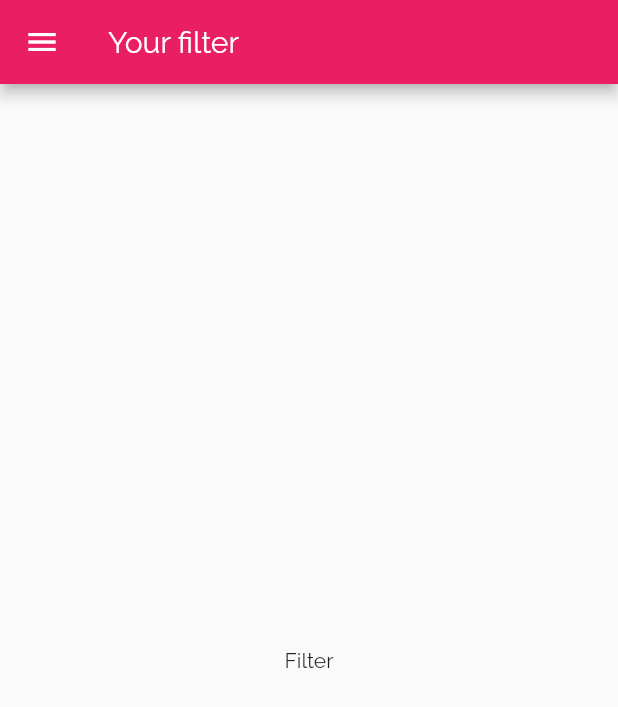
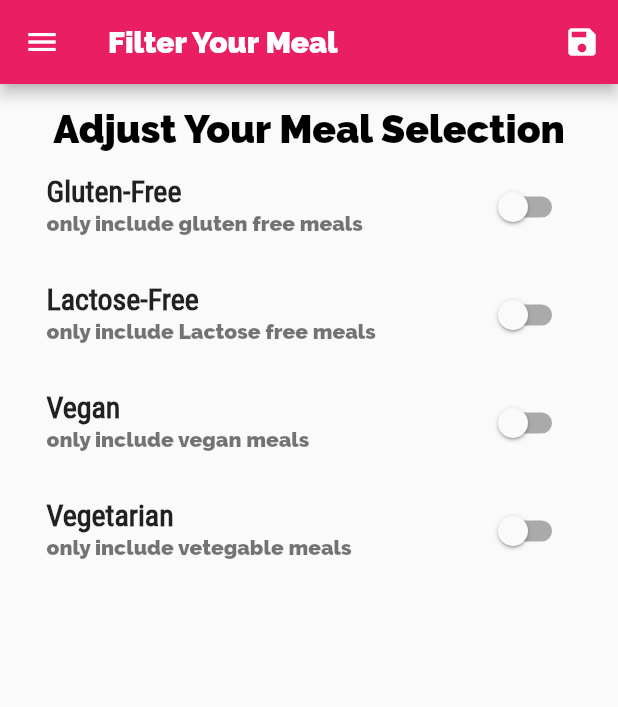
Before and after one commit to dimeprog/SweetMeal, a Flutter app: the FilterScreen screen opened by its route, on a phone screen of 412 x 824 dp. Shown: the top 707 px of the screen. Run offline on Flutter 3.47's test engine with Material 2 defaults, Android fonts, the phone set to English and light mode, and no system bars.

Commit message:
filter Screen completed with a switches working  and i also implemented filter logic

```diff
--- a/sweetmeal/lib/main.dart
+++ b/sweetmeal/lib/main.dart
@@ -1,4 +1,7 @@
+import 'package:flutter/foundation.dart';
 import 'package:flutter/material.dart';
+import 'package:sweetmeal/models/meal.dart';
+import './models/dummy_data.dart';
 import './screens/filter_screen.dart';
 import 'package:sweetmeal/screens/tabs_screen.dart';
 import './screens/category_meal_screen.dart';
@@ -7,13 +10,48 @@ import './screens/meal_detail_screen.dart';
 import './screens/categories_screen.dart';
 
 void main() {
-  runApp(const MyApp());
+  runApp(MyApp());
 }
 
-class MyApp extends StatelessWidget {
-  const MyApp({Key? key}) : super(key: key);
+class MyApp extends StatefulWidget {
+  @override
+  State<MyApp> createState() => _MyAppState();
+}
 
+class _MyAppState extends State<MyApp> {
   // This widget is the root of your application.
+
+  List<Meal> _availableMeals = DUMMY_MEALS;
+  // making filters
+  Map _filters = {
+    'gluten': false,
+    'Lactose': false,
+    'vegan': false,
+    'vegetarian': false,
+  };
+
+  void _setFilter(Map _filterData) {
+    setState(() {
+      _filters = _filterData;
+
+      _availableMeals = DUMMY_MEALS.where((meal) {
+        if (_filters['gluten'] && !meal.isGlutenFree) {
+          return false;
+        }
+        if (_filters['Lactose'] && !meal.isLactoseFree) {
+          return false;
+        }
+        if (_filters['vegan'] && !meal.isVegan) {
+          return false;
+        }
+        if (_filters['vegetarian'] && !meal.isVegetarian) {
+          return false;
+        }
+        return true;
+      }).toList();
+    });
+  }
+
   @override
   Widget build(BuildContext context) {
     return MaterialApp(
@@ -50,9 +88,10 @@ class MyApp extends StatelessWidget {
       // home: CatagoriesScreen(),
       routes: {
         '/': (context) => TabsScreen(),
-        CategoryMealScreen.routeName: (context) => CategoryMealScreen(),
+        CategoryMealScreen.routeName: (context) =>
+            CategoryMealScreen(_availableMeals),
         MealDetailScreen.routeName: (context) => MealDetailScreen(),
-        FilterScreen.routeName: (context) => FilterScreen(),
+        FilterScreen.routeName: (context) => FilterScreen(_setFilter),
       },
     );
   }
--- a/sweetmeal/lib/screens/category_meal_screen.dart
+++ b/sweetmeal/lib/screens/category_meal_screen.dart
@@ -2,10 +2,12 @@ import 'package:flutter/material.dart';
 import 'package:sweetmeal/models/category.dart';
 import 'package:sweetmeal/models/meal.dart';
 import '../widget/meal_item.dart';
-import '../models/dummy_data.dart';
 
 class CategoryMealScreen extends StatefulWidget {
   static const routeName = '/category_meal';
+  final List<Meal> _availableMeals;
+
+  CategoryMealScreen(this._availableMeals);
 
   @override
   State<CategoryMealScreen> createState() => _CategoryMealScreenState();
@@ -21,7 +23,7 @@ class _CategoryMealScreenState extends State<CategoryMealScreen> {
       final routesArgs = ModalRoute.of(context)?.settings.arguments as Map;
       categoryTitle = routesArgs['title'];
       final CategoryId = routesArgs['id'];
-      categoryMeal = DUMMY_MEALS.where((meal) {
+      categoryMeal = widget._availableMeals.where((meal) {
         return meal.categories.contains(CategoryId);
       }).toList();
       _loadinitData = true;
--- a/sweetmeal/lib/screens/filter_screen.dart
+++ b/sweetmeal/lib/screens/filter_screen.dart
@@ -1,17 +1,129 @@
 import 'package:flutter/material.dart';
 import 'package:sweetmeal/widget/drawer.dart';
 
-class FilterScreen extends StatelessWidget {
+class FilterScreen extends StatefulWidget {
   static const routeName = '/flterScreen';
+  final Function saveFilter;
+  FilterScreen(
+    this.saveFilter,
+  );
+
+  @override
+  State<FilterScreen> createState() => _FilterScreenState();
+}
+
+class _FilterScreenState extends State<FilterScreen> {
+  var isGlutenFree = false;
+  var isLactoseFree = false;
+  var isVegan = false;
+  var isVegetarian = false;
+
+  Widget _buildSwitchListTile(String title, String discriptionTitle,
+      bool switchVale, Function(bool)? update) {
+    return SwitchListTile(
+      value: switchVale,
+      onChanged: update,
+      title: Text(
+        title,
+        style: const TextStyle(
+          fontFamily: 'RobotoCondensed',
+          fontWeight: FontWeight.w700,
+          fontSize: 20,
+        ),
+      ),
+      subtitle: Text(
+        discriptionTitle,
+        style: const TextStyle(
+          fontFamily: 'Raleway',
+          fontWeight: FontWeight.w700,
+        ),
+      ),
+    );
+  }
+
+  Map setMap = {
+    'gluten': false,
+    'Lactose': false,
+    'vegan': false,
+    'vegetarian': false,
+  };
+
   @override
   Widget build(BuildContext context) {
     return Scaffold(
       appBar: AppBar(
-        title: const Text('Your filter'),
+        title: const Text(
+          'Filter Your Meal',
+          style: TextStyle(
+            fontWeight: FontWeight.w700,
+          ),
+        ),
+        actions: [
+          IconButton(
+              onPressed: () {
+                final Map selectedFilter = {
+                  'gluten': isGlutenFree,
+                  'Lactose': isLactoseFree,
+                  'vegan': isVegan,
+                  'vegetarian': isVegetarian,
+                };
+                widget.saveFilter(selectedFilter);
+              },
+              icon: const Icon(Icons.save))
+        ],
       ),
       drawer: MainDrawer(),
-      body: const Center(
-        child: Text('Filter'),
+      body: Padding(
+        padding: const EdgeInsets.all(15.0),
+        child: Column(
+          children: [
+            Container(
+              child: const Text(
+                'Adjust Your Meal Selection',
+                style: TextStyle(
+                    fontSize: 26,
+                    color: Colors.black,
+                    fontWeight: FontWeight.bold),
+              ),
+            ),
+            Expanded(
+              child: ListView(
+                children: [
+                  _buildSwitchListTile(
+                      'Gluten-Free',
+                      'only include gluten free meals',
+                      isGlutenFree, (newValue) {
+                    setState(() {
+                      isGlutenFree = newValue;
+                    });
+                  }),
+                  _buildSwitchListTile(
+                    'Lactose-Free',
+                    'only include Lactose free meals',
+                    isLactoseFree,
+                    (newValue) {
+                      setState(() {
+                        isLactoseFree = newValue;
+                      });
+                    },
+                  ),
+                  _buildSwitchListTile(
+                      'Vegan', 'only include vegan meals', isVegan, (newValue) {
+                    setState(() {
+                      isVegan = newValue;
+                    });
+                  }),
+                  _buildSwitchListTile('Vegetarian',
+                      'only include vetegable meals', isVegetarian, (newValue) {
+                    setState(() {
+                      isVegetarian = newValue;
+                    });
+                  }),
+                ],
+              ),
+            )
+          ],
+        ),
       ),
     );
   }
```
